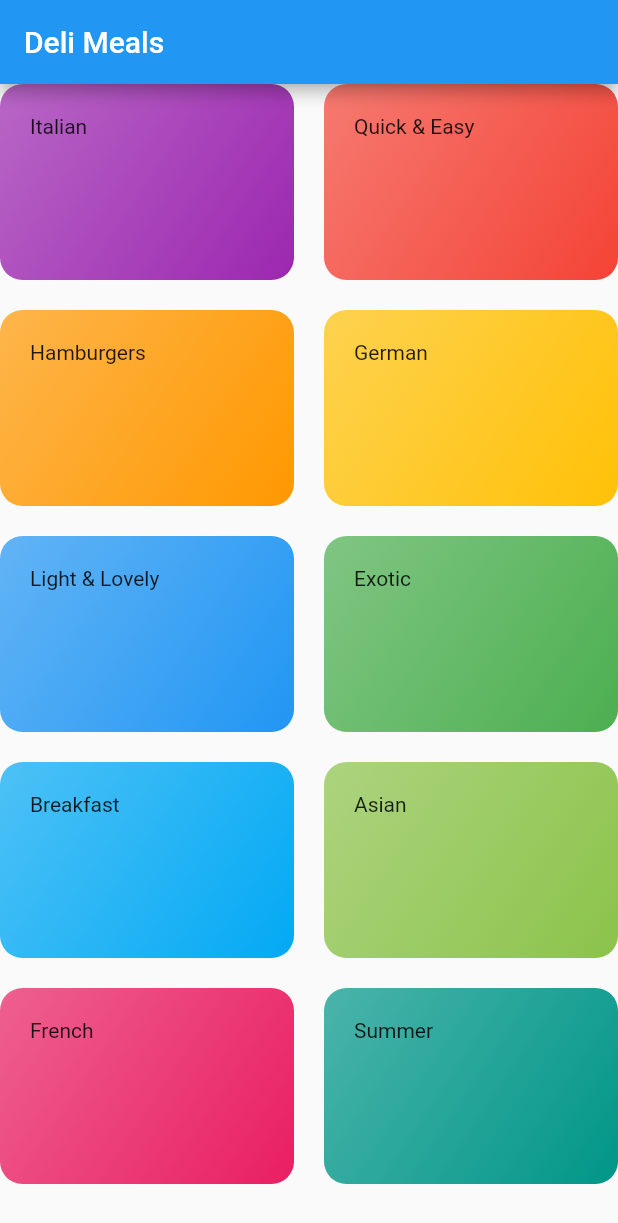
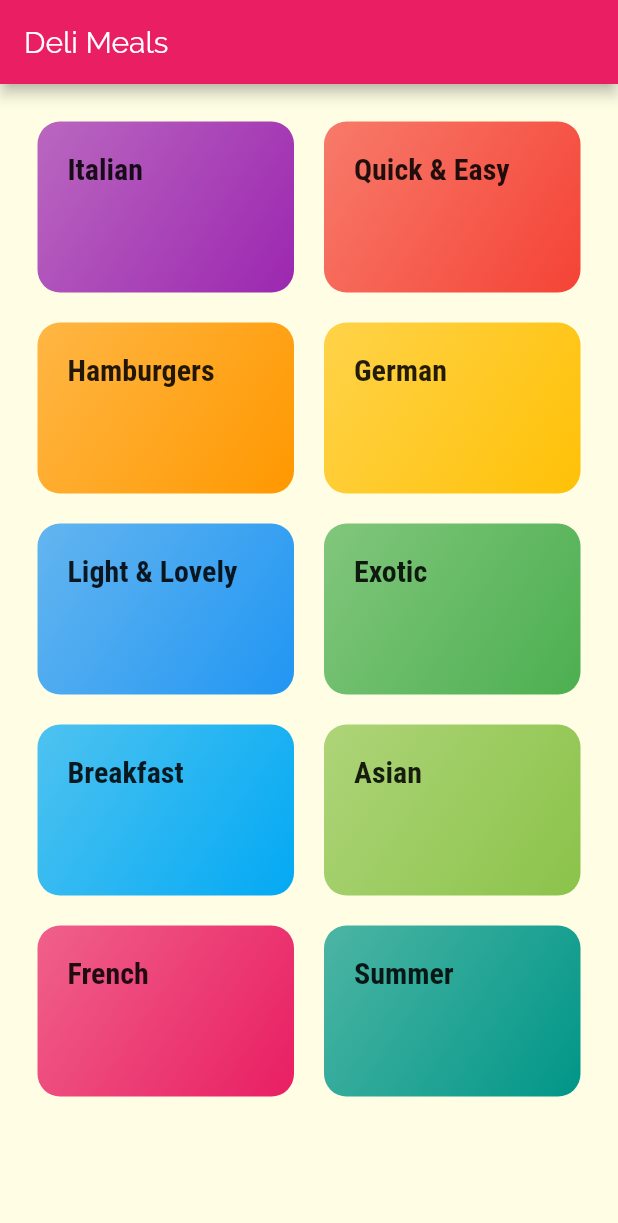
Before and after one commit to 3la2ooh/meals, a Flutter app: the screen it shows after launch, on a phone screen of 412 x 824 dp. Shown: the top 1223 px of the screen. Run offline on Flutter 3.47's test engine with Material 2 defaults, Android fonts, the phone set to English and light mode, and no system bars.

Commit message:
styling and theming

```diff
--- a/lib/categories_screen.dart
+++ b/lib/categories_screen.dart
@@ -7,6 +7,7 @@ class CategoriesScreen extends StatelessWidget {
   @override
   Widget build(BuildContext context) {
     return GridView(
+      padding: EdgeInsets.all(25),
       gridDelegate: SliverGridDelegateWithMaxCrossAxisExtent(
         maxCrossAxisExtent: 200,
         childAspectRatio: 3 / 2,
--- a/lib/category_item.dart
+++ b/lib/category_item.dart
@@ -10,7 +10,10 @@ class CategoryItem extends StatelessWidget {
   Widget build(BuildContext context) {
     return Container(
       padding: const EdgeInsets.all(20),
-      child: Text(this.title),
+      child: Text(
+        this.title,
+        style: Theme.of(context).textTheme.headline6,
+      ),
       decoration: BoxDecoration(
         gradient: LinearGradient(
           colors: [
--- a/lib/main.dart
+++ b/lib/main.dart
@@ -13,7 +13,23 @@ class MyApp extends StatelessWidget {
     return MaterialApp(
       title: 'DeliMeals',
       theme: ThemeData(
-        primarySwatch: Colors.blue,
+        primarySwatch: Colors.pink,
+        accentColor: Colors.amber,
+        canvasColor: Color.fromRGBO(255, 254, 229, 1),
+        fontFamily: 'Raleway',
+        textTheme: ThemeData.light().textTheme.copyWith(
+              bodyText2: TextStyle(
+                color: Color.fromRGBO(20, 51, 51, 1),
+              ),
+              bodyText1: TextStyle(
+                color: Color.fromRGBO(20, 51, 51, 1),
+              ),
+              headline6: TextStyle(
+                fontSize: 20,
+                fontFamily: 'RobotoCondensed',
+                fontWeight: FontWeight.bold,
+              ),
+            ),
       ),
       home: MyHomePage(),
     );
```
